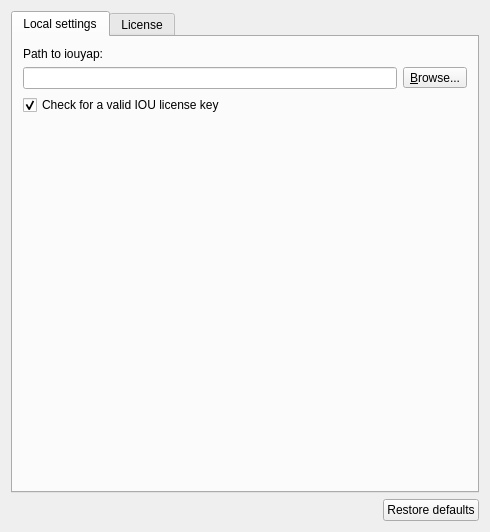
First picture: the form in gns3/modules/iou/ui/iou_preferences_page.ui, repository GNS3/gns3-gui, before the edit.
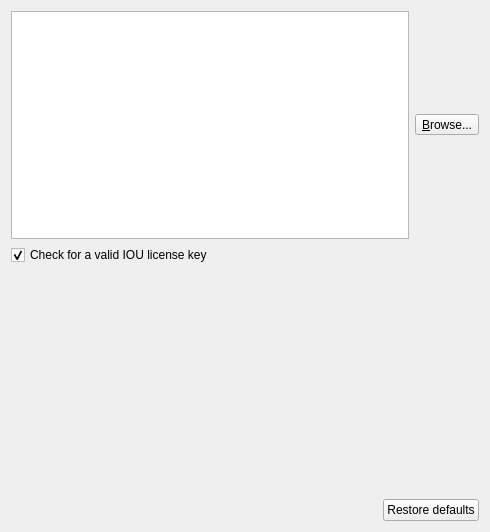
Second picture: the form after the edit.

Commit message:
Remove iouyap settings
Fix #1892

Patch:
```diff
--- a/gns3/modules/iou/ui/iou_preferences_page.ui
+++ b/gns3/modules/iou/ui/iou_preferences_page.ui
@@ -15,80 +15,6 @@
   </property>
   <layout class="QVBoxLayout">
    <item>
-    <widget class="QTabWidget" name="uiTabWidget">
-     <property name="currentIndex">
-      <number>0</number>
-     </property>
-     <widget class="QWidget" name="uiGeneralSettingsTabWidget">
-      <attribute name="title">
-       <string>Local settings</string>
-      </attribute>
-      <layout class="QVBoxLayout" name="verticalLayout">
-       <property name="margin">
-        <number>10</number>
-       </property>
-       <item>
-        <widget class="QLabel" name="uiIouyapPathLabel">
-         <property name="text">
-          <string>Path to iouyap:</string>
-         </property>
-        </widget>
-       </item>
-       <item>
-        <layout class="QHBoxLayout" name="horizontalLayout_6">
-         <item>
-          <widget class="QLineEdit" name="uiIouyapPathLineEdit">
-           <property name="sizePolicy">
-            <sizepolicy hsizetype="MinimumExpanding" vsizetype="Fixed">
-             <horstretch>0</horstretch>
-             <verstretch>0</verstretch>
-            </sizepolicy>
-           </property>
-          </widget>
-         </item>
-         <item>
-          <widget class="QToolButton" name="uiIouyapPathToolButton">
-           <property name="text">
-            <string>&amp;Browse...</string>
-           </property>
-           <property name="toolButtonStyle">
-            <enum>Qt::ToolButtonTextOnly</enum>
-           </property>
-          </widget>
-         </item>
-        </layout>
-       </item>
-       <item>
-        <widget class="QCheckBox" name="uiLicensecheckBox">
-         <property name="text">
-          <string>Check for a valid IOU license key</string>
-         </property>
-         <property name="checked">
-          <bool>true</bool>
-         </property>
-        </widget>
-       </item>
-       <item>
-        <spacer name="verticalSpacer">
-         <property name="orientation">
-          <enum>Qt::Vertical</enum>
-         </property>
-         <property name="sizeHint" stdset="0">
-          <size>
-           <width>20</width>
-           <height>5</height>
-          </size>
-         </property>
-        </spacer>
-       </item>
-      </layout>
-     </widget>
-     <widget class="QWidget" name="uiLicenseTabWidget">
-      <attribute name="title">
-       <string>License</string>
-      </attribute>
-      <layout class="QVBoxLayout" name="verticalLayout_2">
-       <item>
         <layout class="QHBoxLayout" name="horizontalLayout_5">
          <item>
           <widget class="QPlainTextEdit" name="IOULicenceTextEdit">
@@ -110,21 +36,27 @@
         </layout>
        </item>
        <item>
-        <spacer name="verticalSpacer_2">
+    <widget class="QCheckBox" name="uiLicensecheckBox">
+     <property name="text">
+      <string>Check for a valid IOU license key</string>
+     </property>
+     <property name="checked">
+      <bool>true</bool>
+     </property>
+    </widget>
+   </item>
+   <item>
+    <spacer name="verticalSpacer">
          <property name="orientation">
           <enum>Qt::Vertical</enum>
          </property>
          <property name="sizeHint" stdset="0">
           <size>
            <width>20</width>
-           <height>185</height>
+       <height>40</height>
           </size>
          </property>
         </spacer>
-       </item>
-      </layout>
-     </widget>
-    </widget>
    </item>
    <item>
     <layout class="QHBoxLayout" name="horizontalLayout_2">
```
Lines whose indentation alone changed are shown as unchanged. The commit also changes 5 other files.
